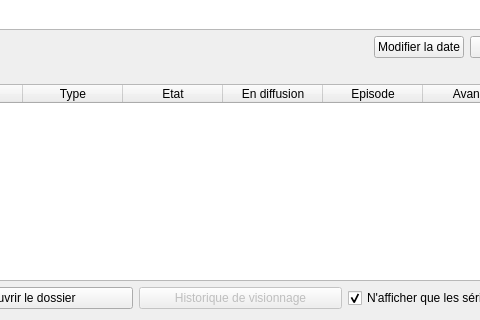
Above: src/ui/tabs/planning_tab.ui from seigneurfuo/MyAnimeManager3 before the change; both pictures show x 289 to 769 and y 226 to 546 of the 850 by 546 pixel window. Below: the same form after it.
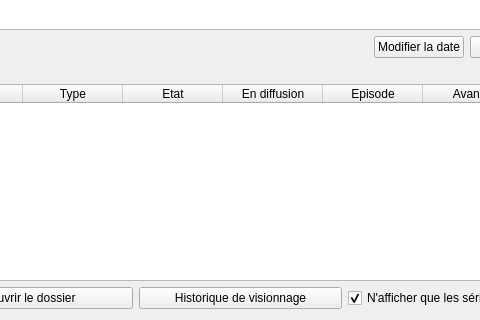
That is the form after the change. Icons and pictures are not drawn.

Patch:
```diff
--- a/src/ui/tabs/planning_tab.ui
+++ b/src/ui/tabs/planning_tab.ui
@@ -301,7 +301,7 @@
        <item>
         <widget class="QPushButton" name="show_view_history_button">
          <property name="enabled">
-          <bool>false</bool>
+          <bool>true</bool>
          </property>
          <property name="text">
           <string>Historique de visionnage</string>
```
